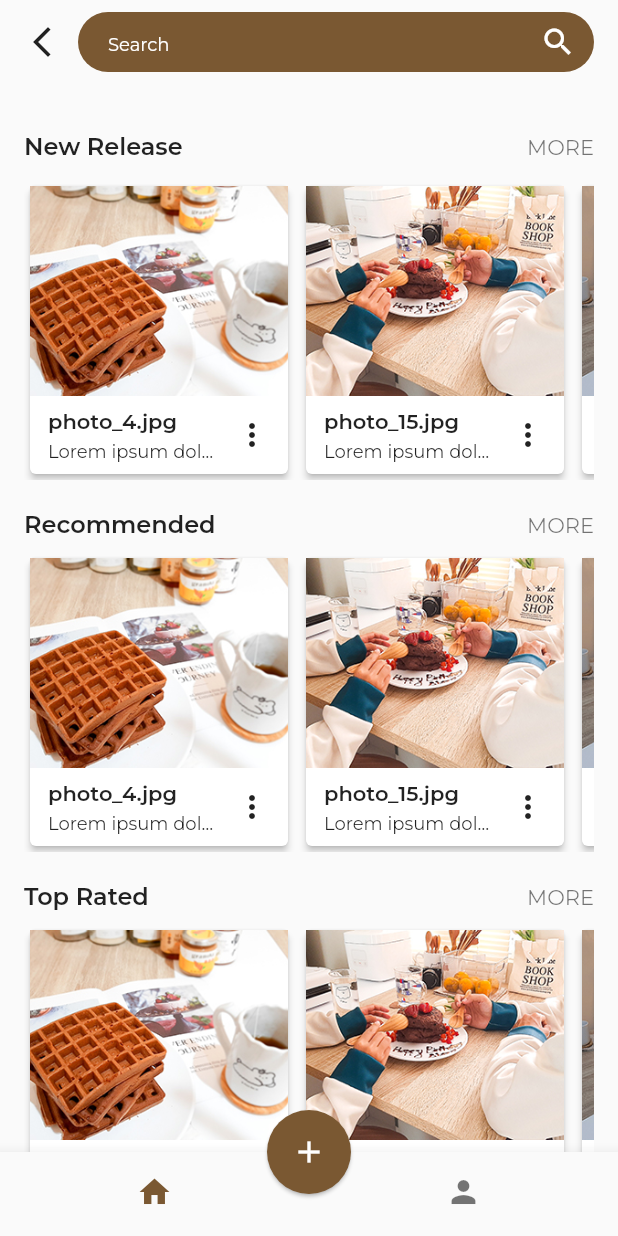
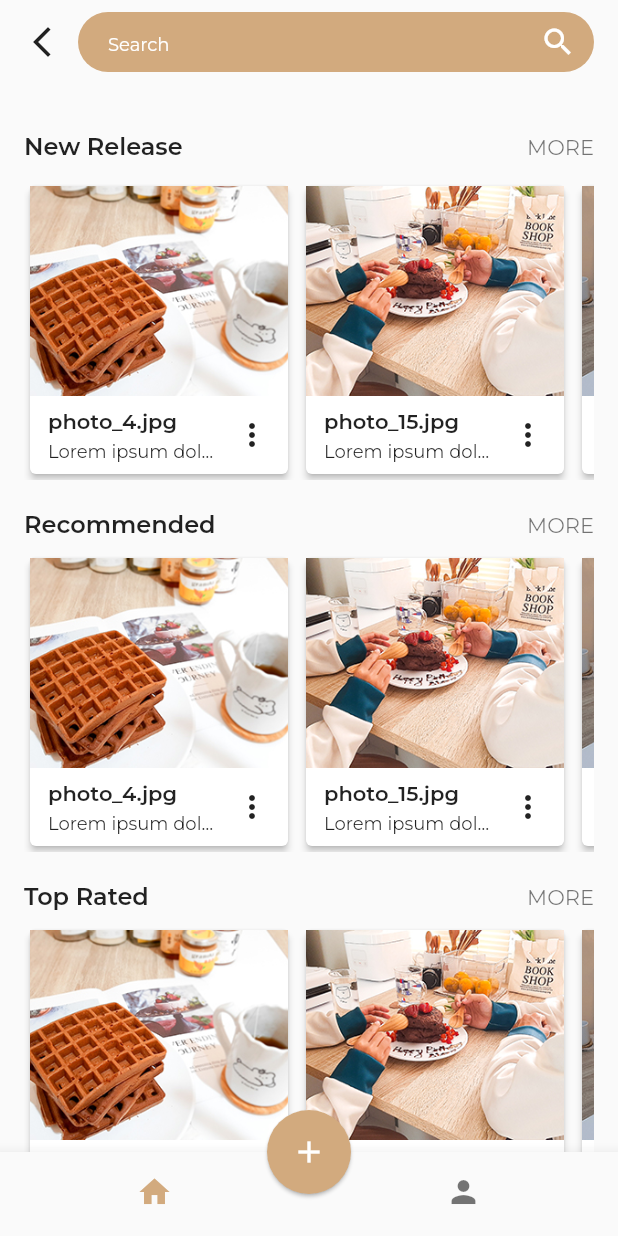
Before and after one commit to romaiswara/Flutter-Widgets, a Flutter app: the BottomNavigationPrimaryScreen screen opened by its route, on a phone screen of 412 x 824 dp. Run offline on Flutter 3.47's test engine with Material 2 defaults, Android fonts, the phone set to English and light mode, and no system bars; project files that could hold a hidden picture were left out.

Commit message:
[fix] color config

```diff
--- a/lib/config/color_config.dart
+++ b/lib/config/color_config.dart
@@ -1,13 +1,13 @@
 import 'package:flutter/material.dart';
 
 class ColorConfig {
-  static const Color primary = Color(0xff7a5832);
-  static const Color secondary = Color(0xff1b8597);
+  static const Color primary = Color(0xffD2AA7E);
+  static const Color secondary = Color(0xff756649);
   static const Color white = Color(0xffffffff);
   static const Color black = Color(0xff000000);
   static const Color red = Color(0xffF32424);
   static const Color background = Color(0xfffaeddf);
-  static const Color brownLight = Color(0xfff0dfca);
+  static const Color brownLight = Color(0xffFCE7BB);
   static const Color blue = Color(0xff1b8597);
   static const Color orange = Color(0xfff8a677);
   static const Color yellow = Color(0xfffff48f);
```
